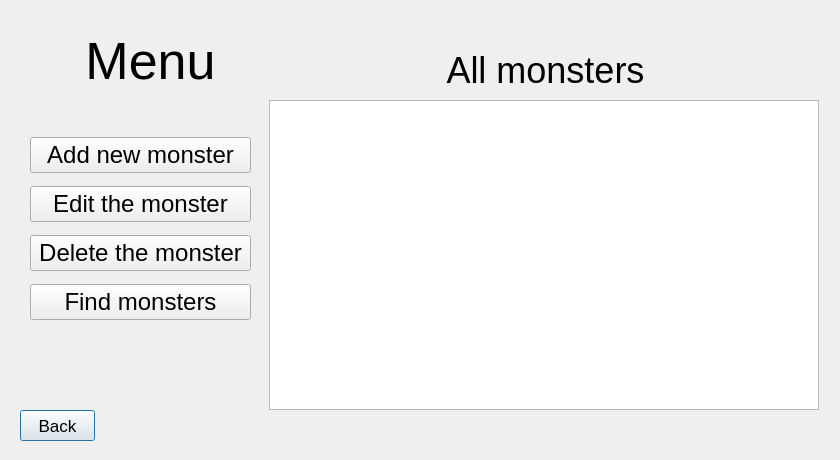
This is 2-sem/lab1a/lab1a-qt/interactivewindow.ui in Megarekrut65/OOP-labs as Qt 5 draws it before an edit. The edited form follows.
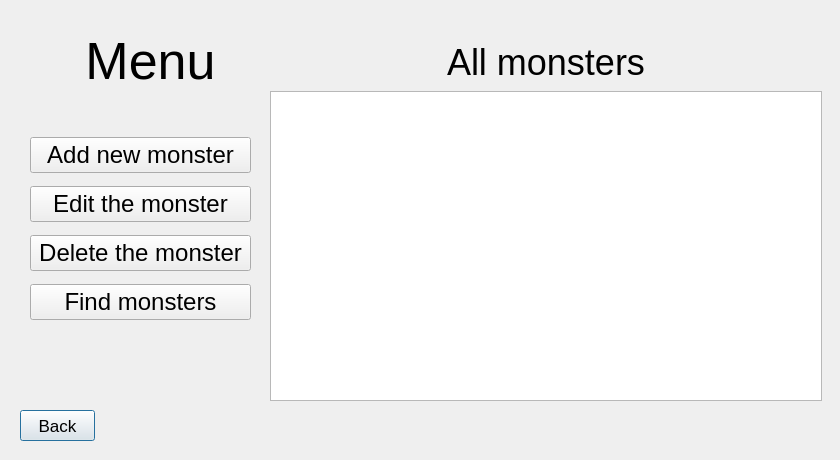
This is the edited form.

```diff
--- a/2-sem/lab1a/lab1a-qt/interactivewindow.ui
+++ b/2-sem/lab1a/lab1a-qt/interactivewindow.ui
@@ -18,7 +18,7 @@
   </property>
   <property name="maximumSize">
    <size>
-    <width>840</width>
+    <width>2000</width>
     <height>460</height>
    </size>
   </property>
@@ -124,15 +124,21 @@
     </item>
    </layout>
   </widget>
-  <widget class="QLabel" name="label_2">
+  <widget class="QWidget" name="verticalLayoutWidget_2">
    <property name="geometry">
     <rect>
      <x>270</x>
-     <y>50</y>
-     <width>551</width>
-     <height>41</height>
+     <y>40</y>
+     <width>552</width>
+     <height>361</height>
     </rect>
    </property>
+   <layout class="QVBoxLayout" name="verticalLayout_2">
+    <property name="sizeConstraint">
+     <enum>QLayout::SetDefaultConstraint</enum>
+    </property>
+    <item>
+     <widget class="QLabel" name="label_2">
    <property name="font">
     <font>
      <pointsize>27</pointsize>
@@ -145,14 +151,14 @@
     <set>Qt::AlignCenter</set>
    </property>
   </widget>
+    </item>
+    <item>
   <widget class="QTableView" name="tableView">
-   <property name="geometry">
-    <rect>
-     <x>269</x>
-     <y>100</y>
-     <width>550</width>
-     <height>310</height>
-    </rect>
+      <property name="sizePolicy">
+       <sizepolicy hsizetype="Preferred" vsizetype="Expanding">
+        <horstretch>0</horstretch>
+        <verstretch>0</verstretch>
+       </sizepolicy>
    </property>
    <property name="minimumSize">
     <size>
@@ -162,7 +168,7 @@
    </property>
    <property name="maximumSize">
     <size>
-     <width>550</width>
+        <width>2000</width>
      <height>310</height>
     </size>
    </property>
@@ -175,11 +181,14 @@
     <set>QAbstractItemView::NoEditTriggers</set>
    </property>
    <attribute name="horizontalHeaderMinimumSectionSize">
-    <number>150</number>
+       <number>160</number>
    </attribute>
    <attribute name="horizontalHeaderDefaultSectionSize">
     <number>160</number>
    </attribute>
+     </widget>
+    </item>
+   </layout>
   </widget>
  </widget>
  <resources/>
```
Lines whose indentation alone changed are shown as unchanged.
